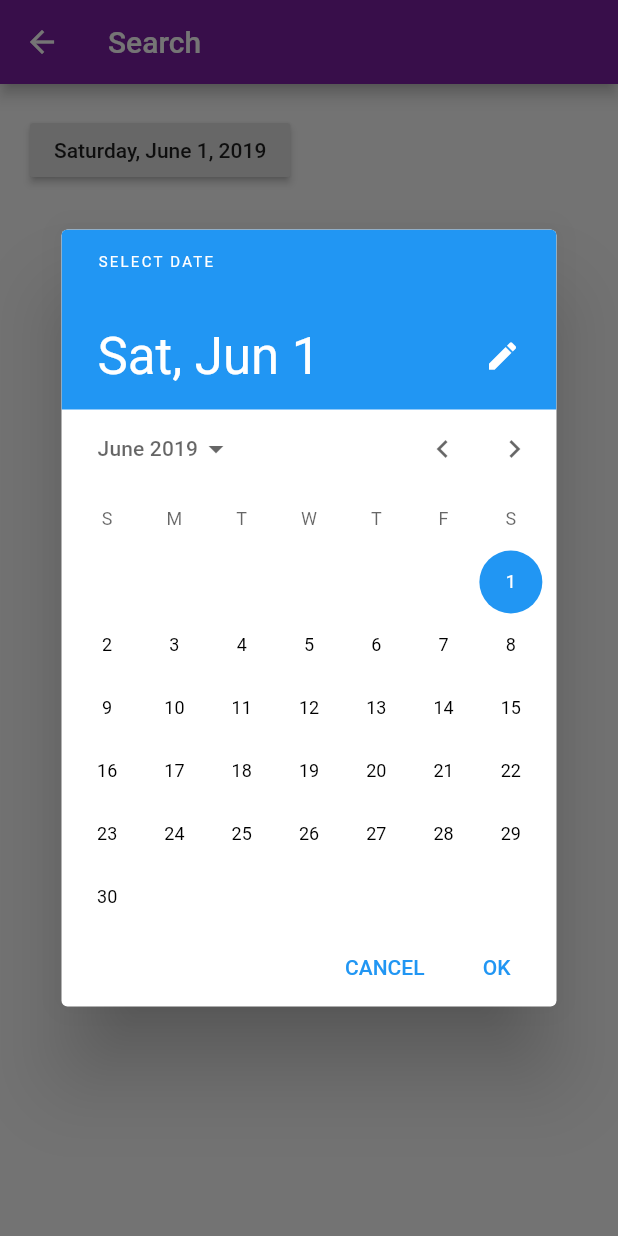
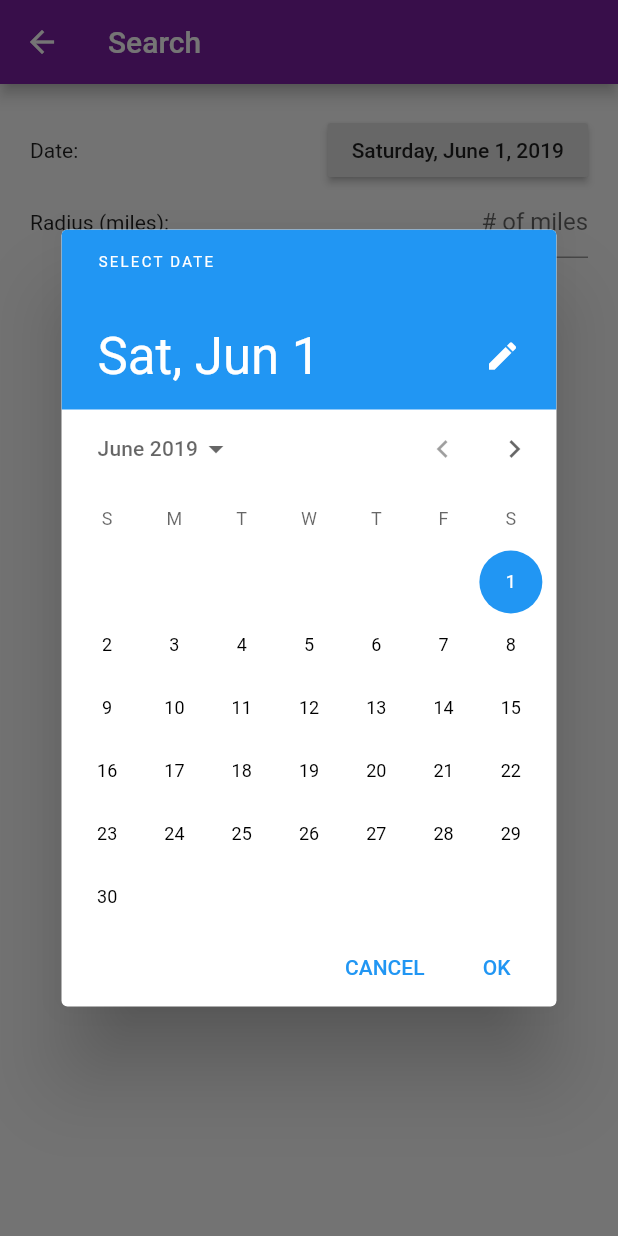
Before and after one commit to gummycat/rpmsny, a Flutter app: the SearchScreen screen opened directly, after a tap on an icon or button, on a phone screen of 412 x 824 dp. Run offline on Flutter 3.47's test engine with Material 2 defaults, Android fonts, the phone set to English and light mode, and no system bars; our stand-ins replace cloud_firestore, firebase_auth, flare_flutter, google_sign_in, rxdart; accounts and stored records are empty.

Commit message:
Search screen updates

```diff
--- a/lib/src/screens/search_screen.dart
+++ b/lib/src/screens/search_screen.dart
@@ -17,11 +17,14 @@ class _SearchScreenState extends State<SearchScreen> {
   final fmt = DateFormat('EEEE, MMMM d, y');
 
   Future<Null> _selectDate(BuildContext context) async {
+    DateTime now = DateTime.now();
+
     final DateTime picked = await showDatePicker(
       context: context,
       initialDate: selectedDate,
-      firstDate: DateTime(2015, 8),
+      firstDate: DateTime(now.year, now.month, now.day),
       lastDate: DateTime(2101));
+
     if (picked != null && picked != selectedDate)
       setState(() {
         selectedDate = picked;
@@ -42,13 +45,39 @@ class _SearchScreenState extends State<SearchScreen> {
           child: Column(
             mainAxisAlignment: MainAxisAlignment.start,
             children: <Widget>[
-              RaisedButton(
-                child: Text(fmt.format(selectedDate)),
-                onPressed: () {
-                  _selectDate(context);
-                }
+              Row(
+                mainAxisAlignment: MainAxisAlignment.spaceBetween,
+                children: <Widget>[
+                  Text('Date: '),
+                  RaisedButton(
+                    child: Text(fmt.format(selectedDate)),
+                    onPressed: () {
+                      _selectDate(context);
+                    }
+                  ),
+                ],
               ),
-              SizedBox(height: 10,),
+              Row(
+                mainAxisAlignment: MainAxisAlignment.spaceBetween,
+                children: <Widget>[
+                  Text('Radius (miles):  '),
+                  Flexible(
+                    child: TextField(
+                      decoration: InputDecoration(
+                        hintText: '# of miles',
+                      ),
+                      textAlign: TextAlign.right,
+                    ),
+                  )
+                ],
+              ),
+              SizedBox(height: 20,),
+              Center(
+                child: RaisedButton(
+                  child: Text('Search'),
+                  onPressed: () {},
+                ),
+              )
             ],
           ),
         )
```
